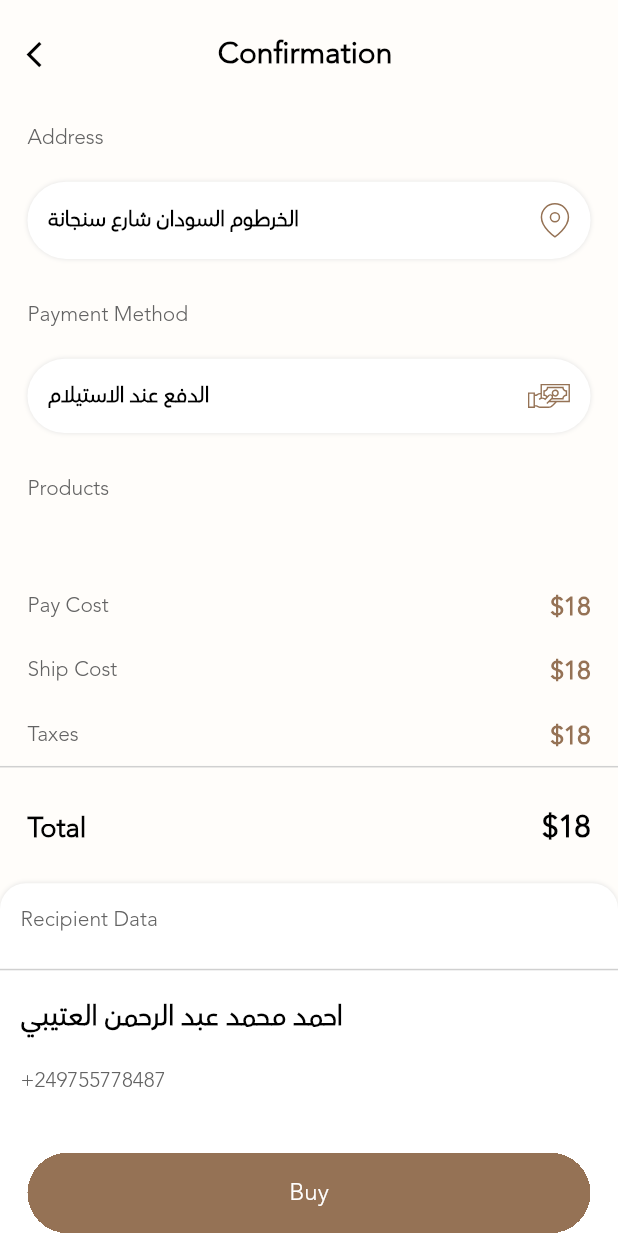
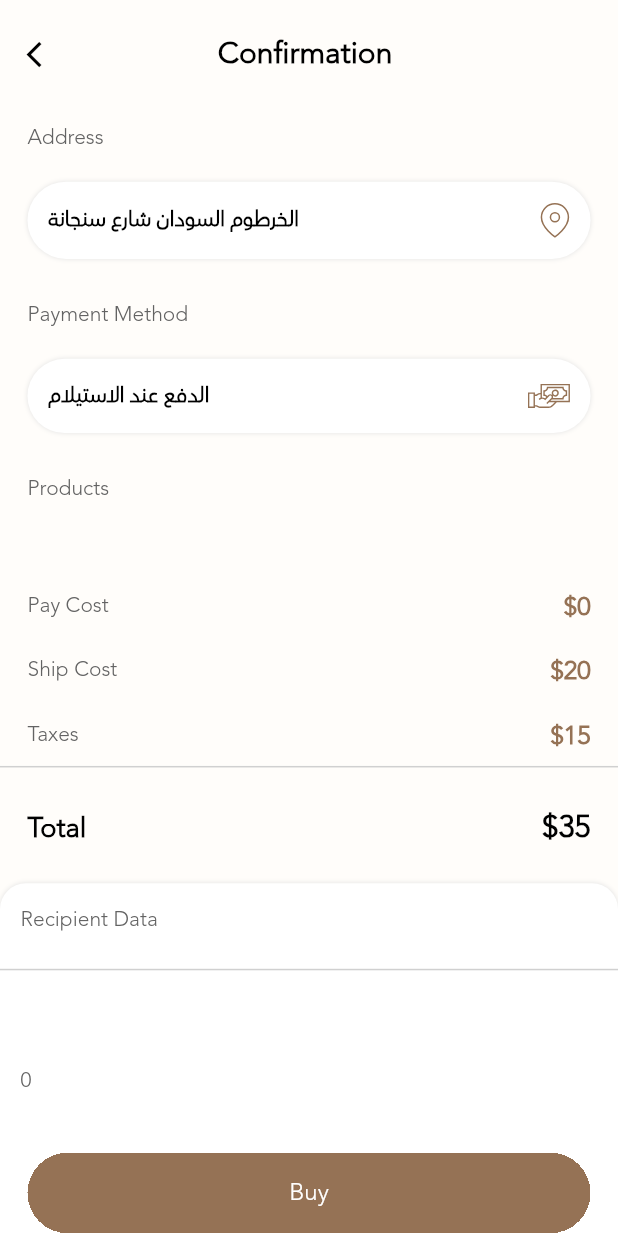
Before and after one commit to HodaTabasi/shopAppRRR, a Flutter app: the CompleteOrderScreen screen opened by its route, on a phone screen of 412 x 824 dp. Run offline on Flutter 3.47's test engine with Material 2 defaults, Android fonts, the phone set to English and light mode, and no system bars; our stand-ins replace easy_localization, flutter_screenutil, flutter_spinkit, flutter_svg, flutter_zoom_drawer, get and 4 more; accounts and stored records are empty; network calls fail; statements that could not run were skipped; project files that could hold a hidden picture were left out.

Commit message:
product details add order from product details

```diff
--- a/lib/controller/data/api/api_controller.dart
+++ b/lib/controller/data/api/api_controller.dart
@@ -69,8 +69,9 @@ dynamic getOrders({statusId}) async {
 }
 
 dynamic addOrder({order}) async {
+  print(order.toJson1());
   Uri uri = Uri.parse(APISetting.add_order);
-  var response = await http.post(uri, headers: headersWithOutToken,body: {});
+  var response = await http.post(uri, headers: headersWithOutToken,body: order.toJson1());
 
   print(response.body);
 
--- a/lib/controller/data/model/order.dart
+++ b/lib/controller/data/model/order.dart
@@ -1,3 +1,5 @@
+import 'dart:convert';
+
 class Order {
   int? id;
   int? customerId;
@@ -5,12 +7,12 @@ class Order {
   String? address;
   String? phone;
   int? totalPrice;
-  String? products;
   int? statusId;
   String? token;
   String? deletedAt;
   String? createdAt;
   String? updatedAt;
+  List<OrderProducts>? orderProducts;
 
   Order(
       {this.id,
@@ -19,12 +21,12 @@ class Order {
         this.address,
         this.phone,
         this.totalPrice,
-        this.products,
         this.statusId,
         this.token,
         this.deletedAt,
         this.createdAt,
-        this.updatedAt});
+        this.updatedAt,
+        this.orderProducts});
 
   Order.fromJson(Map<String, dynamic> json) {
     id = json['id'];
@@ -33,12 +35,18 @@ class Order {
     address = json['address'];
     phone = json['phone'];
     totalPrice = json['total_price'];
-    products = json['products'];
     statusId = json['status_id'];
     token = json['token'];
     deletedAt = json['deleted_at'];
     createdAt = json['created_at'];
     updatedAt = json['updated_at'];
+    if (json['order_products'] != null) {
+      orderProducts = <OrderProducts>[];
+      json['order_products'].forEach((v) {
+        orderProducts!.add(new OrderProducts.fromJson(v));
+      });
+
+    }
   }
 
   Map<String, dynamic> toJson() {
@@ -49,12 +57,94 @@ class Order {
     data['address'] = this.address;
     data['phone'] = this.phone;
     data['total_price'] = this.totalPrice;
-    data['products'] = this.products;
     data['status_id'] = this.statusId;
     data['token'] = this.token;
     data['deleted_at'] = this.deletedAt;
     data['created_at'] = this.createdAt;
     data['updated_at'] = this.updatedAt;
+    if (this.orderProducts != null) {
+      data['order_products'] =
+          this.orderProducts!.map((v) => v.toJson()).toList();
+    }
     return data;
   }
+
+  Map<String, dynamic> toJson1() {
+    final Map<String, dynamic> data = new Map<String, dynamic>();
+    data['customer_id'] = this.customerId.toString();
+    data['total_price'] = this.totalPrice.toString();
+    if (this.orderProducts != null) {
+      data['products'] =json.encode(this.orderProducts!.map((v) => v.toJson1()).toList());
+    }
+    return data;
+  }
+
+  @override
+  String toString() {
+    return '{customerId: $customerId,  address: $address,  totalPrice: $totalPrice, orderProducts: $orderProducts}';
+  }
 }
+
+class OrderProducts {
+  int? id;
+  int? orderId;
+  int? productId;
+  int? qty;
+  String? productColor;
+  int? productSize;
+  int? productPrice;
+  String? createdAt;
+  String? updatedAt;
+
+  OrderProducts(
+      {this.id,
+        this.orderId,
+        this.productId,
+        this.qty,
+        this.productColor,
+        this.productSize,
+        this.productPrice,
+        this.createdAt,
+        this.updatedAt});
+
+  OrderProducts.fromJson(Map<String, dynamic> json) {
+    id = json['id'];
+    orderId = json['order_id'];
+    productId = json['product_id'];
+    qty = json['qty'];
+    productColor = json['product_color'];
+    productSize = json['product_size'];
+    productPrice = json['product_price'];
+    createdAt = json['created_at'];
+    updatedAt = json['updated_at'];
+  }
+
+  Map<String, dynamic> toJson() {
+    final Map<String, dynamic> data = new Map<String, dynamic>();
+    data['id'] = this.id;
+    data['order_id'] = this.orderId;
+    data['product_id'] = this.productId;
+    data['qty'] = this.qty;
+    data['product_color'] = this.productColor;
+    data['product_size'] = this.productSize;
+    data['product_price'] = this.productPrice;
+    data['created_at'] = this.createdAt;
+    data['updated_at'] = this.updatedAt;
+    return data;
+  }
+
+  Map<String, dynamic> toJson1() {
+    final Map<String, dynamic> data = new Map<String, dynamic>();
+    data['product_id'] = this.productId.toString();
+    data['qty'] = this.qty.toString();
+    data['product_color'] = this.productColor.toString();
+    data['product_size'] = this.productSize.toString();
+    data['product_price'] = this.productPrice.toString();
+    return data;
+  }
+
+  @override
+  String toString() {
+    return '{productId: $productId, qty: $qty, productColor: $productColor, productSize: $productSize, productPrice: $productPrice}';
+  }
+}
--- a/lib/controller/data/model/product.dart
+++ b/lib/controller/data/model/product.dart
@@ -44,7 +44,7 @@ class Product {
   List<MyColors>? colors;
   List<String>? multiImg;
   @HiveField(16)
-  String? selectedColor;
+  String? selectedColor = "#000000";
   @HiveField(17)
   String? selectedSize;
   @HiveField(18)
--- a/lib/controller/get/api_getx_controller.dart
+++ b/lib/controller/get/api_getx_controller.dart
@@ -18,8 +18,8 @@ class APIGetxController extends GetxController {
   Category? category;
   bool flag = false;
   int productId = 0;
-  String color = "";
-  String size = "";
+  String color = "#000000";
+  String size = "36";
 
   static APIGetxController get to => Get.find<APIGetxController>();
 
--- a/lib/screens/complete_order/complete_order_screen.dart
+++ b/lib/screens/complete_order/complete_order_screen.dart
@@ -3,21 +3,40 @@ import 'package:flutter/material.dart';
 import 'package:flutter_screenutil/flutter_screenutil.dart';
 import 'package:flutter_svg/svg.dart';
 import 'package:get/get.dart';
+import 'package:rrr_shop_app/controller/data/api/api_response.dart';
 import 'package:rrr_shop_app/controller/data/model/product.dart';
+import 'package:rrr_shop_app/controller/data/model/user.dart';
 import 'package:rrr_shop_app/controller/get/api_getx_controller.dart';
+import 'package:rrr_shop_app/controller/preferences/shared_pref_controller.dart';
 import 'package:rrr_shop_app/core/app_button.dart';
 import 'package:rrr_shop_app/utils/constants.dart';
 import 'package:rrr_shop_app/utils/helper.dart';
 
+import '../../controller/data/model/order.dart';
 import '../../core/app_order_card.dart';
 
 class CompleteOrderScreen extends StatefulWidget {
-
   @override
   State<CompleteOrderScreen> createState() => _CompleteOrderScreenState();
 }
 
 class _CompleteOrderScreenState extends State<CompleteOrderScreen> {
+  num total = 0;
+  late User user;
+
+  @override
+  void initState() {
+    getTotalPrice();
+    user = SharedPrefController().user;
+    super.initState();
+  }
+
+  getTotalPrice() {
+    APIGetxController.to.orderProduct.forEach((element) {
+      total += element.selectedQty! * int.parse(element.basePrice!);
+    });
+  }
+
   @override
   Widget build(BuildContext context) {
     return Scaffold(
@@ -35,23 +54,29 @@ class _CompleteOrderScreenState extends State<CompleteOrderScreen> {
             onPressed: () {
               Navigator.pop(context);
             },
-            icon: Icon(Icons.arrow_back_ios, color: Colors.black, size: 18.r,)),
+            icon: Icon(
+              Icons.arrow_back_ios,
+              color: Colors.black,
+              size: 18.r,
+            )),
       ),
-      body: GetX<APIGetxController>(
-        builder: (controller) {
+      body: GetX<APIGetxController>(builder: (controller) {
         return ListView(
           children: [
             Padding(
-                padding: EdgeInsets.symmetric(horizontal: 16.r,vertical: 8.r),
+              padding: EdgeInsets.symmetric(horizontal: 16.r, vertical: 8.r),
               child: Text(
                 "address",
-                  style: TextStyle(color: textColor,),
+                style: TextStyle(
+                  color: textColor,
+                ),
               ).tr(),
             ),
             getSpace(h: 8.0.r),
             Padding(
               padding: EdgeInsets.symmetric(horizontal: 16.r),
-                child: DecoratedBox(decoration: decoration(radius: 25.0.r, blurRadius: 2),
+              child: DecoratedBox(
+                decoration: decoration(radius: 25.0.r, blurRadius: 2),
                 child: Padding(
                   padding: EdgeInsets.all(12.0.r),
                   child: Row(
@@ -65,20 +90,24 @@ class _CompleteOrderScreenState extends State<CompleteOrderScreen> {
                       SvgPicture.asset("assets/images/address.svg")
                     ],
                   ),
-                  ),),
+                ),
+              ),
             ),
             getSpace(h: 15.0.r),
             Padding(
-                padding: EdgeInsets.symmetric(horizontal: 16.r,vertical: 8.r),
+              padding: EdgeInsets.symmetric(horizontal: 16.r, vertical: 8.r),
               child: Text(
                 "payment_method",
-                  style: TextStyle(color: textColor,),
+                style: TextStyle(
+                  color: textColor,
+                ),
               ).tr(),
             ),
             getSpace(h: 8.0.r),
             Padding(
               padding: EdgeInsets.symmetric(horizontal: 16.r),
-                child: DecoratedBox(decoration: decoration(radius: 25.0.r, blurRadius: 2),
+              child: DecoratedBox(
+                decoration: decoration(radius: 25.0.r, blurRadius: 2),
                 child: Padding(
                   padding: EdgeInsets.all(12.0.r),
                   child: Row(
@@ -92,14 +121,17 @@ class _CompleteOrderScreenState extends State<CompleteOrderScreen> {
                       SvgPicture.asset("assets/images/payment.svg")
                     ],
                   ),
-                  ),),
+                ),
+              ),
             ),
             getSpace(h: 15.0.r),
             Padding(
-                padding: EdgeInsets.symmetric(horizontal: 16.r,vertical: 8.r),
+              padding: EdgeInsets.symmetric(horizontal: 16.r, vertical: 8.r),
               child: Text(
                 "products",
-                  style: TextStyle(color: textColor,),
+                style: TextStyle(
+                  color: textColor,
+                ),
               ).tr(),
             ),
             getSpace(h: 8.0.r),
@@ -108,12 +140,14 @@ class _CompleteOrderScreenState extends State<CompleteOrderScreen> {
               child: ListView.separated(
                 shrinkWrap: true,
                 itemCount: controller.orderProduct.length,
-                  padding: EdgeInsets.symmetric(horizontal: 16.r,vertical: 8.r),
+                padding: EdgeInsets.symmetric(horizontal: 16.r, vertical: 8.r),
                 physics: const ClampingScrollPhysics(),
                 itemBuilder: (context, index) {
                   return Stack(
                     children: [
-                        ListItemWidget(isOrder: false,product: controller.orderProduct[index]),
+                      ListItemWidget(
+                          isOrder: false,
+                          product: controller.orderProduct[index]),
                       Positioned(
                           top: 8,
                           left: 8,
@@ -121,7 +155,6 @@ class _CompleteOrderScreenState extends State<CompleteOrderScreen> {
                               onTap: () {},
                               child: SvgPicture.asset(
                                   "assets/images/delete.svg"))),
-
                     ],
                   );
                 },
@@ -138,10 +171,12 @@ class _CompleteOrderScreenState extends State<CompleteOrderScreen> {
                 children: [
                   Text(
                     "pay_cost",
-                      style: TextStyle(color: textColor,),
+                    style: TextStyle(
+                      color: textColor,
+                    ),
                   ).tr(),
                   Text(
-                      "\$18",
+                    "\$${total}",
                     style: TextStyle(
                         color: mainColor,
                         fontWeight: FontWeight.bold,
@@ -158,10 +193,12 @@ class _CompleteOrderScreenState extends State<CompleteOrderScreen> {
                 children: [
                   Text(
                     "ship_cost",
-                      style: TextStyle(color: textColor,),
+                    style: TextStyle(
+                      color: textColor,
+                    ),
                   ).tr(),
                   Text(
-                      "\$18",
+                    "\$20",
                     style: TextStyle(
                         color: mainColor,
                         fontWeight: FontWeight.bold,
@@ -178,10 +215,12 @@ class _CompleteOrderScreenState extends State<CompleteOrderScreen> {
                 children: [
                   Text(
                     "tax",
-                      style: TextStyle(color: textColor,),
+                    style: TextStyle(
+                      color: textColor,
+                    ),
                   ).tr(),
                   Text(
-                      "\$18",
+                    "\$15",
                     style: TextStyle(
                         color: mainColor,
                         fontWeight: FontWeight.bold,
@@ -202,12 +241,13 @@ class _CompleteOrderScreenState extends State<CompleteOrderScreen> {
                 children: [
                   Text(
                     "total",
-                      style: TextStyle(color: Colors.black,
+                    style: TextStyle(
+                        color: Colors.black,
                         fontSize: 16.sp,
                         fontWeight: FontWeight.w600),
                   ).tr(),
                   Text(
-                      "\$18",
+                    "\$${total + 20 + 15}",
                     style: TextStyle(
                         color: Colors.black,
                         fontWeight: FontWeight.bold,
@@ -218,18 +258,21 @@ class _CompleteOrderScreenState extends State<CompleteOrderScreen> {
             ),
             getSpace(h: 18.0.r),
             DecoratedBox(
-                decoration: decoration(blurRadius: 2,
-                  radius: 15.r,)
-                , child:
-                Column(
+              decoration: decoration(
+                blurRadius: 2,
+                radius: 15.r,
+              ),
+              child: Column(
                 crossAxisAlignment: CrossAxisAlignment.start,
                 mainAxisAlignment: MainAxisAlignment.start,
                 children: [
                   Padding(
-                    padding:  EdgeInsets.all(12.0.r),
+                    padding: EdgeInsets.all(12.0.r),
                     child: Text(
                       "recipient_data",
-                      style: TextStyle(color: textColor,),
+                      style: TextStyle(
+                        color: textColor,
+                      ),
                     ).tr(),
                   ),
                   Divider(
@@ -237,31 +280,62 @@ class _CompleteOrderScreenState extends State<CompleteOrderScreen> {
                     color: divider,
                   ),
                   Padding(
-                    padding:  EdgeInsets.symmetric(horizontal: 12.0.r,vertical: 8.r),
+                    padding:
+                        EdgeInsets.symmetric(horizontal: 12.0.r, vertical: 8.r),
                     child: Text(
-                      "احمد محمد عبد الرحمن العتيبي",
-                      style: TextStyle(color: Colors.black,
+                      "${user.name}",
+                      style: TextStyle(
+                          color: Colors.black,
                           fontSize: 16.sp,
                           fontWeight: FontWeight.w600),
                     ),
                   ),
                   Padding(
-                    padding:  EdgeInsets.symmetric(horizontal: 12.0.r,vertical: 8.r),
+                    padding:
+                        EdgeInsets.symmetric(horizontal: 12.0.r, vertical: 8.r),
                     child: Text(
-                      "+249755778487",
-                      style: TextStyle(color: textColor,),
+                      "${user.phoneNumber}",
+                      style: TextStyle(
+                        color: textColor,
+                      ),
                     ),
                   ),
                   getSpace(h: 8.0.r),
-                  BtnApp(title: data.tr("buy"), prsee: (){
-
-                  })
+                  BtnApp(title: data.tr("buy"), prsee: () => performBuying())
                 ],
-              ),)
+              ),
+            )
           ],
         );
-        }
-      ),
+      }),
     );
   }
+
+  performBuying() async {
+    ApiResponse response = await APIGetxController.to.addOrder(order: order);
+    showSnackBar(context: context,message: response.message,error: !response.success);
+    if(response.success)
+      Navigator.pushNamedAndRemoveUntil(context, '/main_screen', (route) => false);
   }
+
+  Order get order {
+    Order order1 = Order();
+    order1.customerId = user.idNumber;
+    order1.totalPrice = total.toInt();
+    order1.address = "الخرطوم";
+    order1.orderProducts = APIGetxController.to.orderProduct
+        .map<OrderProducts>((element) {
+      OrderProducts orderProducts = OrderProducts();
+      orderProducts.productId = element.id;
+      orderProducts.productSize = int.parse(element.selectedSize!);
+      orderProducts.productColor = element.selectedColor;
+      orderProducts.productPrice = int.parse(element.basePrice!);
+      orderProducts.qty = element.selectedQty!;
+
+      return orderProducts;
+    })
+        .toList();
+
+    return order1;
+  }
+}
--- a/pubspec.yaml
+++ b/pubspec.yaml
@@ -47,6 +47,7 @@ dependencies:
   hive: ^2.2.3
   hive_flutter:
   path_provider: ^2.0.15
+  google_maps_flutter: ^2.2.6
 
 dev_dependencies:
   flutter_test:
```
Also changed, not shown: pubspec.lock, 1 other file. Lines whose indentation alone changed are shown as unchanged.
